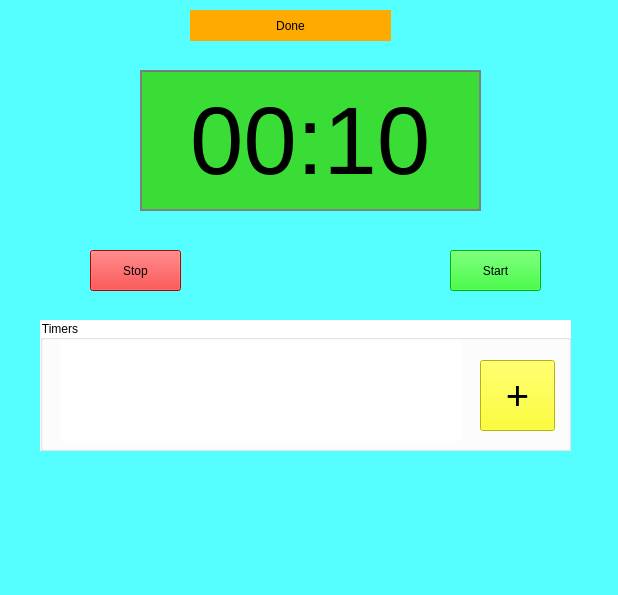
Above: widgets/Timer/timer.ui from miranda0129/Stick2It before the change. Below: the same form after it.
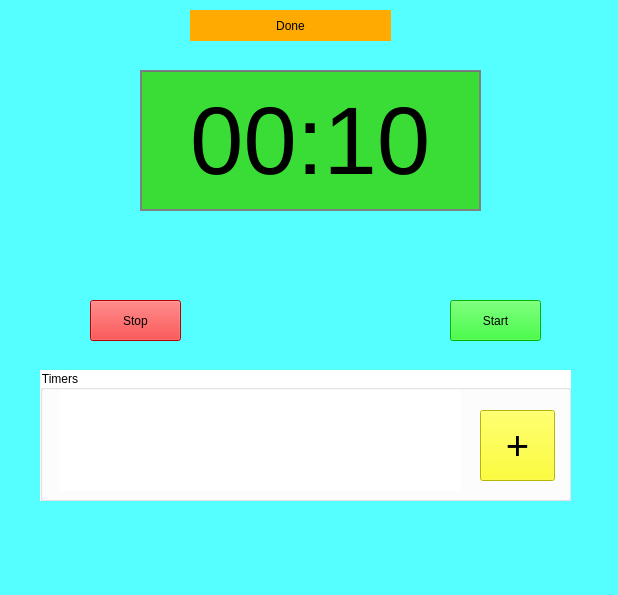
That is the form after the change.

Commit message: radio button functionality

```diff
--- a/widgets/Timer/timer.ui
+++ b/widgets/Timer/timer.ui
@@ -85,7 +85,7 @@
     <property name="geometry">
      <rect>
       <x>40</x>
-      <y>320</y>
+      <y>370</y>
       <width>531</width>
       <height>131</height>
      </rect>
@@ -133,7 +133,7 @@
     <property name="geometry">
      <rect>
       <x>90</x>
-      <y>250</y>
+      <y>300</y>
       <width>91</width>
       <height>41</height>
      </rect>
@@ -149,7 +149,7 @@
     <property name="geometry">
      <rect>
       <x>450</x>
-      <y>250</y>
+      <y>300</y>
       <width>91</width>
       <height>41</height>
      </rect>
@@ -180,6 +180,17 @@
      <set>Qt::AlignCenter</set>
     </property>
    </widget>
+   <widget class="QWidget" name="horizontalLayoutWidget_2">
+    <property name="geometry">
+     <rect>
+      <x>40</x>
+      <y>220</y>
+      <width>531</width>
+      <height>61</height>
+     </rect>
+    </property>
+    <layout class="QHBoxLayout" name="times"/>
+   </widget>
    <zorder>timerProg</zorder>
    <zorder>timerEdit</zorder>
    <zorder>timerManage</zorder>
```
Left out of the diff: 1 changed line with no effect on the pictures. The commit also changes 1 other file.
